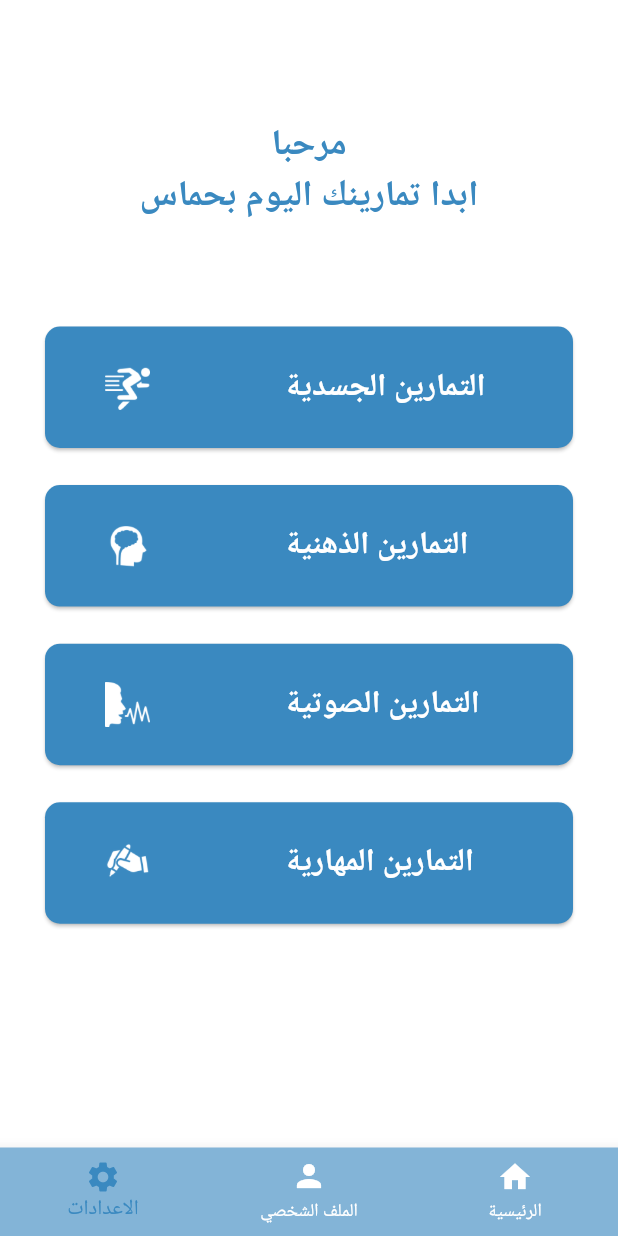
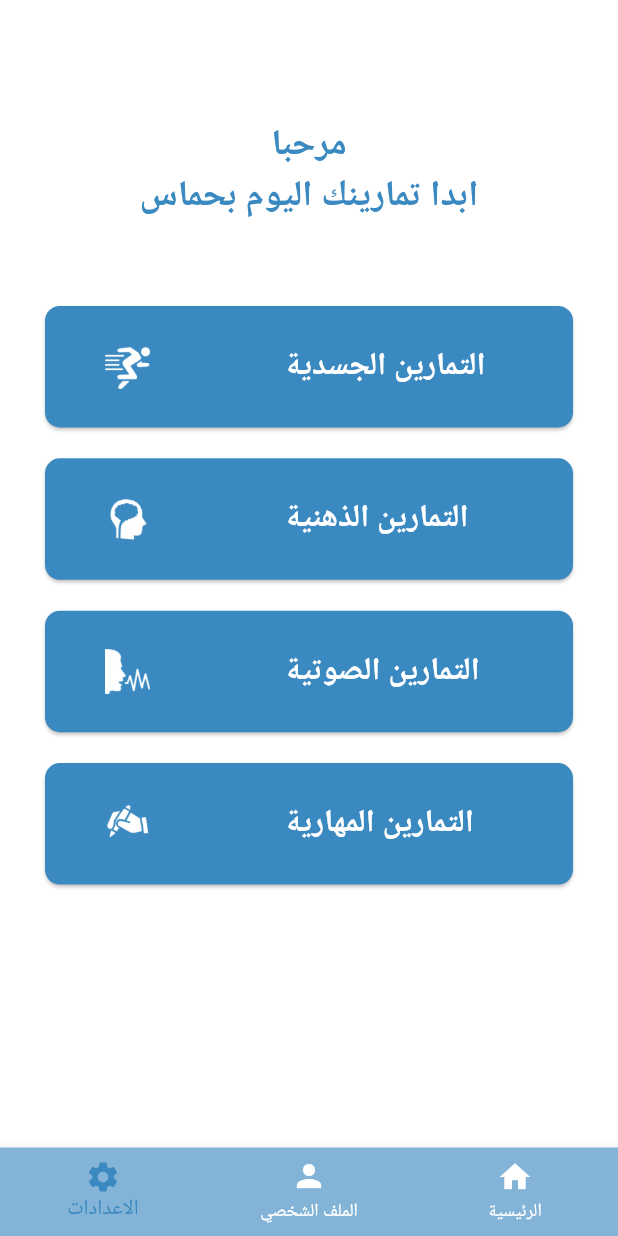
Before and after one commit to HendSayed25/Thabat, a Flutter app: the screen it shows after launch, on a phone screen of 412 x 824 dp. Run offline on Flutter 3.47's test engine with Material 3 defaults, Android fonts, the phone set to English and light mode, and no system bars; our stand-ins replace audioplayers, flutter_screenutil, flutter_tts.

Commit message:
edit some setting in audio

```diff
--- a/lib/ui/pages/home_screen/home_screen.dart
+++ b/lib/ui/pages/home_screen/home_screen.dart
@@ -38,13 +38,13 @@ class _HomeScreenState extends State<HomeScreen>{
             crossAxisAlignment: CrossAxisAlignment.center, children: [
               Text("مرحبا",style: TextStyle(fontSize: 25.sp,fontWeight: FontWeight.bold,color: AppColors.backGroundColor),),
               Text("ابدا تمارينك اليوم بحماس",style: TextStyle(fontSize: 25.sp,fontWeight: FontWeight.bold,color: AppColors.backGroundColor)),
-              SizedBox(height: 50.h,),
+              SizedBox(height: 40.h,),
               CustomButton(imageBtn: ImageAssets.run,textBtn: "التمارين الجسدية",onPressed: (){},),
-              SizedBox(height: 18.h,),
+              SizedBox(height: 15.h,),
               CustomButton(imageBtn: ImageAssets.brain,textBtn: "التمارين الذهنية",onPressed: (){},),
-              SizedBox(height: 18.h,),
+              SizedBox(height: 15.h,),
               CustomButton(imageBtn: ImageAssets.sound,textBtn: "التمارين الصوتية",onPressed: (){},),
-              SizedBox(height: 18.h,),
+              SizedBox(height: 15.h,),
               CustomButton(imageBtn: ImageAssets.write,textBtn: "التمارين المهارية",onPressed: (){
                 Navigator.push(context, MaterialPageRoute(builder: (context)=>SkillExercies()));},
               ),
--- a/lib/ui/pages/success_screen/success_screen.dart
+++ b/lib/ui/pages/success_screen/success_screen.dart
@@ -30,7 +30,6 @@ class _SuccessScreenState extends State<SuccessScreen>{
     await flutterTts.setLanguage("ar-SA");
     await flutterTts.setPitch(1.0);
     await flutterTts.setSpeechRate(0.5);
-
     await flutterTts.speak("عمل رائع! لقد أتممت التمرين بنجاح.");
 
   }
```
Also changed, not shown: 1 other file.
